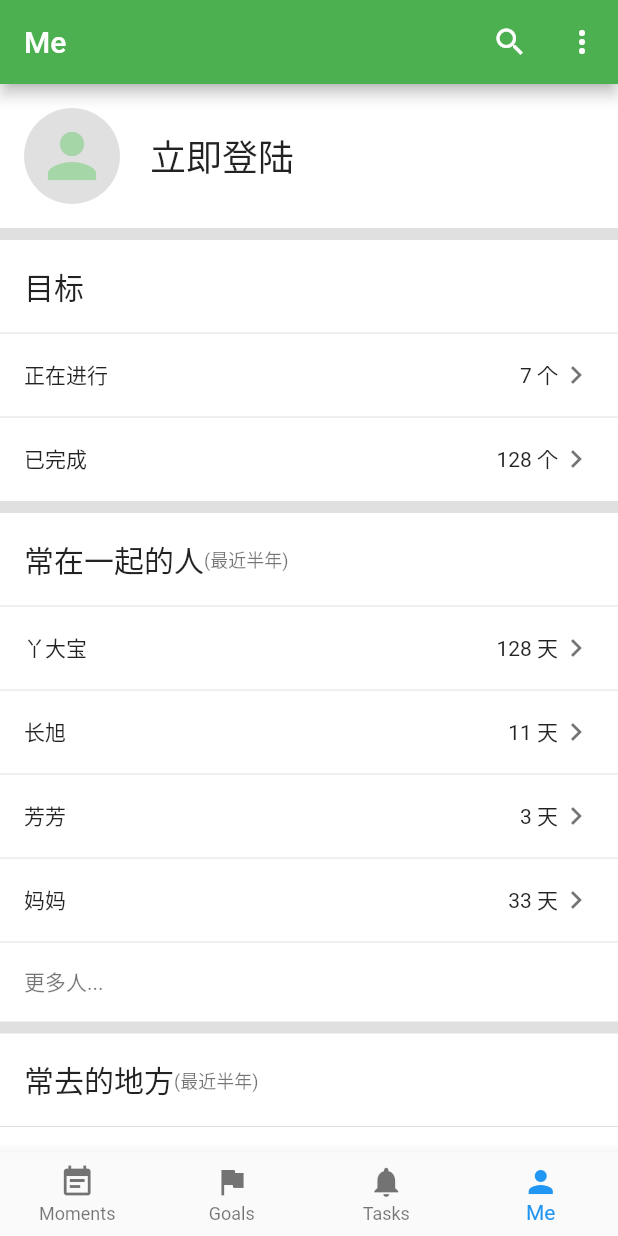
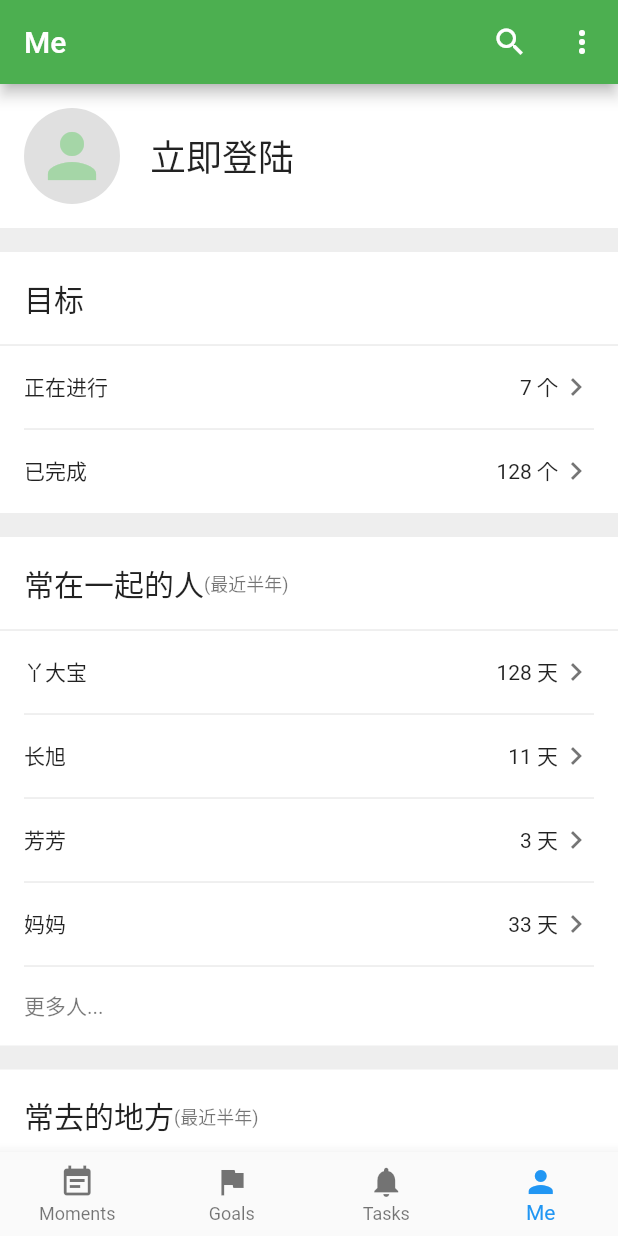
Before and after one commit to zyichi/data-life, a Flutter app: the screen it shows after launch, item 4 of the bottom bar chosen, on a phone screen of 412 x 824 dp. Run offline on Flutter 3.47's test engine with Material 2 defaults, Android fonts, the phone set to English and light mode, and no system bars; our stand-ins replace bloc, equatable, flutter_bloc, flutter_datetime_picker, flutter_typeahead, page_transition and 4 more; missing offline and left inert: amap; accounts and stored records are empty; statements that could not run were skipped.

Commit message:
Update list UI.

```diff
--- a/lib/views/me_view.dart
+++ b/lib/views/me_view.dart
@@ -59,15 +59,15 @@ class _MeViewState extends State<MeView> {
 
   Widget _createSeparator() {
     return Container(
-      color: Colors.grey[300],
+      color: Colors.grey[200],
       width: double.infinity,
-      height: 8,
+      height: 16,
     );
   }
 
   Widget _createGoalStats() {
     return Column(
-      crossAxisAlignment: CrossAxisAlignment.start,
+      crossAxisAlignment: CrossAxisAlignment.stretch,
       children: <Widget>[
         Padding(
           padding:
@@ -101,7 +101,10 @@ class _MeViewState extends State<MeView> {
           ),
           onTap: () {},
         ),
-        Divider(),
+        Padding(
+          padding: const EdgeInsets.symmetric(horizontal: 16),
+          child: Divider(),
+        ),
         InkWell(
           child: Padding(
             padding:
@@ -131,7 +134,7 @@ class _MeViewState extends State<MeView> {
 
   Widget _createContactStats() {
     return Column(
-      crossAxisAlignment: CrossAxisAlignment.start,
+      crossAxisAlignment: CrossAxisAlignment.stretch,
       children: <Widget>[
         Padding(
           padding:
@@ -173,7 +176,10 @@ class _MeViewState extends State<MeView> {
           ),
           onTap: () {},
         ),
-        Divider(),
+        Padding(
+          padding: const EdgeInsets.symmetric(horizontal: 16),
+          child: Divider(),
+        ),
         InkWell(
           child: Padding(
             padding:
@@ -196,7 +202,10 @@ class _MeViewState extends State<MeView> {
           ),
           onTap: () {},
         ),
-        Divider(),
+        Padding(
+          padding: const EdgeInsets.symmetric(horizontal: 16),
+          child: Divider(),
+        ),
         InkWell(
           child: Padding(
             padding:
@@ -219,7 +228,10 @@ class _MeViewState extends State<MeView> {
           ),
           onTap: () {},
         ),
-        Divider(),
+        Padding(
+          padding: const EdgeInsets.symmetric(horizontal: 16),
+          child: Divider(),
+        ),
         InkWell(
           child: Padding(
             padding:
@@ -242,16 +254,20 @@ class _MeViewState extends State<MeView> {
           ),
           onTap: () {},
         ),
-        Divider(),
+        Padding(
+          padding: const EdgeInsets.symmetric(horizontal: 16),
+          child: Divider(),
+        ),
         InkWell(
           child: Padding(
-            padding: const EdgeInsets.only(left: 16, top: 8, right: 16, bottom: 16),
+            padding: const EdgeInsets.only(left: 16, top: 8, right: 16, bottom: 8),
             child: Text('更多人...',
               style: TextStyle(color: Theme.of(context).textTheme.caption.color),
             ),
           ),
           onTap: () {},
-        )
+        ),
+        SizedBox(height: 8),
       ],
     );
   }
@@ -300,7 +316,10 @@ class _MeViewState extends State<MeView> {
           ),
           onTap: () {},
         ),
-        Divider(),
+        Padding(
+          padding: const EdgeInsets.symmetric(horizontal: 16),
+          child: Divider(),
+        ),
         InkWell(
           child: Padding(
             padding:
@@ -323,7 +342,10 @@ class _MeViewState extends State<MeView> {
           ),
           onTap: () {},
         ),
-        Divider(),
+        Padding(
+          padding: const EdgeInsets.symmetric(horizontal: 16),
+          child: Divider(),
+        ),
         InkWell(
           child: Padding(
             padding:
@@ -346,7 +368,10 @@ class _MeViewState extends State<MeView> {
           ),
           onTap: () {},
         ),
-        Divider(),
+        Padding(
+          padding: const EdgeInsets.symmetric(horizontal: 16),
+          child: Divider(),
+        ),
         InkWell(
           child: Padding(
             padding:
@@ -369,16 +394,20 @@ class _MeViewState extends State<MeView> {
           ),
           onTap: () {},
         ),
-        Divider(),
+        Padding(
+          padding: const EdgeInsets.symmetric(horizontal: 16),
+          child: Divider(),
+        ),
         InkWell(
           child: Padding(
-            padding: const EdgeInsets.only(left: 16, top: 8, right: 16, bottom: 16),
+            padding: const EdgeInsets.only(left: 16, top: 8, right: 16, bottom: 8),
             child: Text('更多地点...',
               style: TextStyle(color: Theme.of(context).textTheme.caption.color),
             ),
           ),
           onTap: () {},
-        )
+        ),
+        SizedBox(height: 8),
       ],
     );
   }
--- a/lib/views/todo_list.dart
+++ b/lib/views/todo_list.dart
@@ -256,7 +256,7 @@ class _TodoListState extends State<TodoList>
 
   Widget _createEmptyResults() {
     return Center(
-      child: Text('No tasks',
+      child: Text('今天无任务',
         style: Theme.of(context).textTheme.display2,
       ),
     );
```
Also changed, not shown: lib/views/goal_list.dart (+15 -12 lines), lib/views/moment_list.dart (+62 -16 lines).
